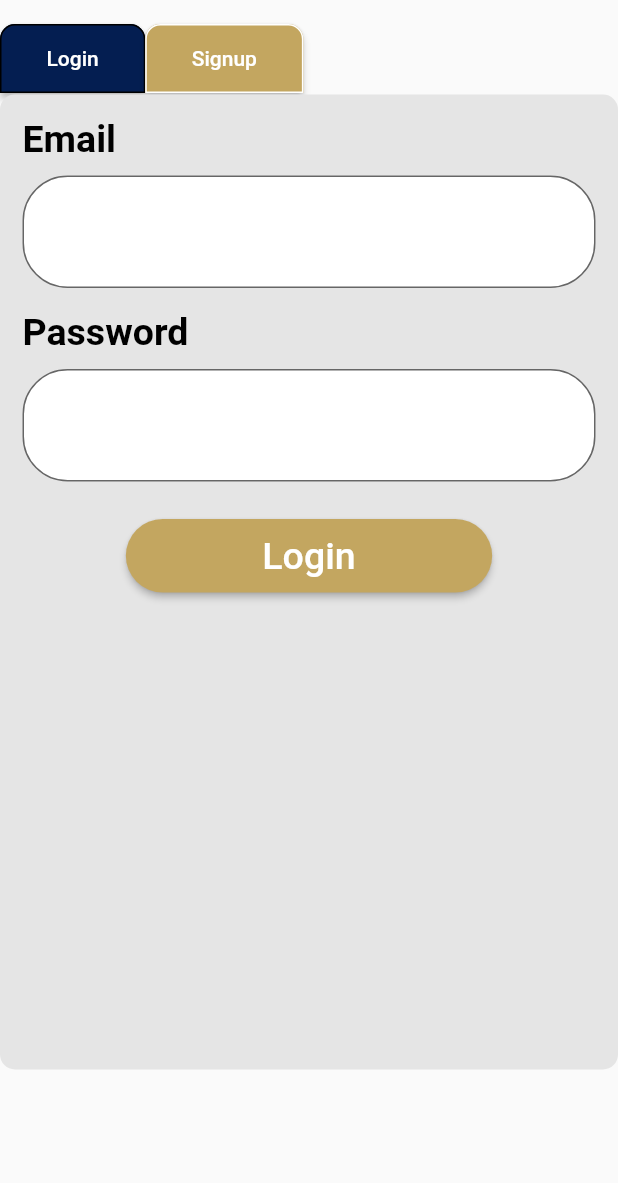
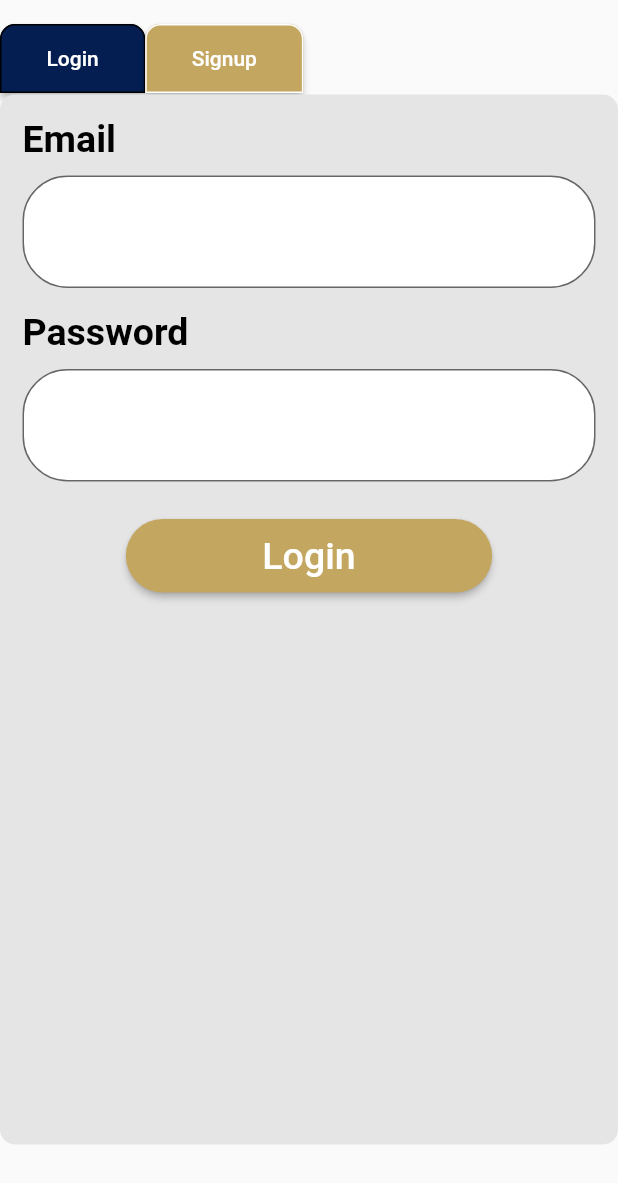
Before and after one commit to Chr0n0sXIII/HSA, a Flutter app: the LoginWidget widget shown alone on an empty page, opened directly, on a phone screen of 412 x 824 dp. Shown: the top 1183 px of the screen. Run offline on Flutter 3.47's test engine with Material 2 defaults, Android fonts, the phone set to English and light mode, and no system bars; our stand-ins replace carousel_slider, cloud_firestore, firebase_core, firebase_storage, flutter_rating_bar, geocoding and 3 more; missing offline and left inert: dart:html, dart:js_util, geocode, google_maps, latlng; accounts and stored records are empty.

Commit message:
login box size

```diff
--- a/lib/views/widgets/loginWidget.dart
+++ b/lib/views/widgets/loginWidget.dart
@@ -92,7 +92,7 @@ class _LoginWidgetState extends State<LoginWidget> {
         ),
         if (isLogin)
           Container(
-            height: 650,
+            height: 700,
             decoration: BoxDecoration(
               borderRadius: BorderRadius.circular(10),
               color: Color.fromRGBO(229, 229, 229, 1),
```
